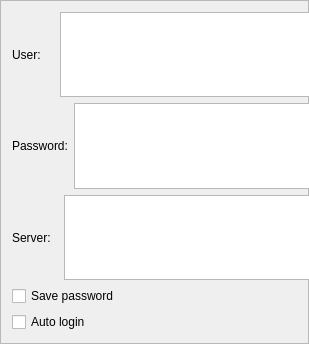
Old version of the form Widgets/DlgLogin/FrmLogin.ui in the repository KangLin/RabbitIm.
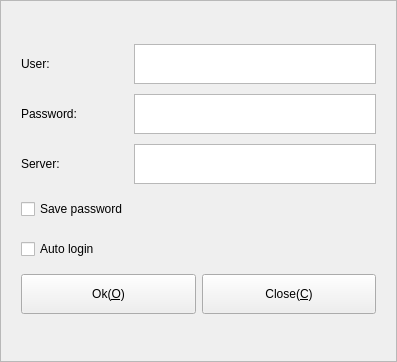
New version of the form.

Commit message: 修改登录窗体布局

The edit to the form file:
```diff
--- a/Widgets/DlgLogin/FrmLogin.ui
+++ b/Widgets/DlgLogin/FrmLogin.ui
@@ -6,10 +6,16 @@
    <rect>
     <x>0</x>
     <y>0</y>
-    <width>309</width>
-    <height>344</height>
+    <width>397</width>
+    <height>362</height>
    </rect>
   </property>
+  <property name="sizePolicy">
+   <sizepolicy hsizetype="Preferred" vsizetype="Preferred">
+    <horstretch>0</horstretch>
+    <verstretch>0</verstretch>
+   </sizepolicy>
+  </property>
   <property name="windowTitle">
    <string>Frame</string>
   </property>
@@ -19,66 +25,263 @@
   <property name="frameShadow">
    <enum>QFrame::Raised</enum>
   </property>
-  <layout class="QFormLayout" name="formLayout">
+  <layout class="QGridLayout" name="gridLayout_2">
    <item row="0" column="0">
-    <layout class="QVBoxLayout" name="verticalLayout">
-     <item>
-      <layout class="QHBoxLayout" name="horizontalLayout_3">
-       <item>
-        <widget class="QLabel" name="label_3">
-         <property name="text">
-          <string>User:    </string>
-         </property>
-        </widget>
-       </item>
-       <item>
-        <widget class="QTextEdit" name="textEdit_3"/>
-       </item>
-      </layout>
-     </item>
-     <item>
-      <layout class="QHBoxLayout" name="horizontalLayout_2">
-       <item>
-        <widget class="QLabel" name="label_2">
-         <property name="text">
-          <string>Password:</string>
-         </property>
-        </widget>
-       </item>
-       <item>
-        <widget class="QTextEdit" name="textEdit_2"/>
-       </item>
-      </layout>
-     </item>
-     <item>
-      <layout class="QHBoxLayout" name="horizontalLayout">
-       <item>
-        <widget class="QLabel" name="label">
-         <property name="text">
-          <string>Server:  </string>
-         </property>
-        </widget>
-       </item>
-       <item>
-        <widget class="QTextEdit" name="textEdit"/>
-       </item>
-      </layout>
-     </item>
-     <item>
-      <widget class="QCheckBox" name="checkBox">
-       <property name="text">
-        <string>Save password</string>
-       </property>
-      </widget>
-     </item>
-     <item>
-      <widget class="QCheckBox" name="checkBox_2">
-       <property name="text">
-        <string>Auto login</string>
-       </property>
-      </widget>
-     </item>
-    </layout>
+    <widget class="QWidget" name="widget" native="true">
+     <property name="sizePolicy">
+      <sizepolicy hsizetype="Preferred" vsizetype="Fixed">
+       <horstretch>0</horstretch>
+       <verstretch>0</verstretch>
+      </sizepolicy>
+     </property>
+     <property name="minimumSize">
+      <size>
+       <width>0</width>
+       <height>300</height>
+      </size>
+     </property>
+     <property name="maximumSize">
+      <size>
+       <width>16777215</width>
+       <height>300</height>
+      </size>
+     </property>
+     <layout class="QGridLayout" name="gridLayout">
+      <item row="0" column="0">
+       <widget class="QLabel" name="label_3">
+        <property name="sizePolicy">
+         <sizepolicy hsizetype="Preferred" vsizetype="Fixed">
+          <horstretch>0</horstretch>
+          <verstretch>0</verstretch>
+         </sizepolicy>
+        </property>
+        <property name="minimumSize">
+         <size>
+          <width>0</width>
+          <height>40</height>
+         </size>
+        </property>
+        <property name="maximumSize">
+         <size>
+          <width>16777215</width>
+          <height>40</height>
+         </size>
+        </property>
+        <property name="text">
+         <string>User:</string>
+        </property>
+       </widget>
+      </item>
+      <item row="0" column="1">
+       <widget class="QTextEdit" name="txtUser">
+        <property name="sizePolicy">
+         <sizepolicy hsizetype="Preferred" vsizetype="Fixed">
+          <horstretch>0</horstretch>
+          <verstretch>0</verstretch>
+         </sizepolicy>
+        </property>
+        <property name="minimumSize">
+         <size>
+          <width>0</width>
+          <height>40</height>
+         </size>
+        </property>
+        <property name="maximumSize">
+         <size>
+          <width>16777215</width>
+          <height>40</height>
+         </size>
+        </property>
+       </widget>
+      </item>
+      <item row="1" column="0">
+       <widget class="QLabel" name="label_2">
+        <property name="sizePolicy">
+         <sizepolicy hsizetype="Preferred" vsizetype="Fixed">
+          <horstretch>0</horstretch>
+          <verstretch>0</verstretch>
+         </sizepolicy>
+        </property>
+        <property name="minimumSize">
+         <size>
+          <width>0</width>
+          <height>40</height>
+         </size>
+        </property>
+        <property name="maximumSize">
+         <size>
+          <width>16777215</width>
+          <height>40</height>
+         </size>
+        </property>
+        <property name="text">
+         <string>Password:</string>
+        </property>
+       </widget>
+      </item>
+      <item row="1" column="1">
+       <widget class="QTextEdit" name="txtPassword">
+        <property name="sizePolicy">
+         <sizepolicy hsizetype="Preferred" vsizetype="Fixed">
+          <horstretch>0</horstretch>
+          <verstretch>0</verstretch>
+         </sizepolicy>
+        </property>
+        <property name="minimumSize">
+         <size>
+          <width>0</width>
+          <height>40</height>
+         </size>
+        </property>
+        <property name="maximumSize">
+         <size>
+          <width>16777215</width>
+          <height>40</height>
+         </size>
+        </property>
+       </widget>
+      </item>
+      <item row="2" column="0">
+       <widget class="QLabel" name="label">
+        <property name="sizePolicy">
+         <sizepolicy hsizetype="Preferred" vsizetype="Fixed">
+          <horstretch>0</horstretch>
+          <verstretch>0</verstretch>
+         </sizepolicy>
+        </property>
+        <property name="minimumSize">
+         <size>
+          <width>0</width>
+          <height>40</height>
+         </size>
+        </property>
+        <property name="maximumSize">
+         <size>
+          <width>16777215</width>
+          <height>40</height>
+         </size>
+        </property>
+        <property name="text">
+         <string>Server:</string>
+        </property>
+       </widget>
+      </item>
+      <item row="2" column="1">
+       <widget class="QTextEdit" name="txtServer">
+        <property name="sizePolicy">
+         <sizepolicy hsizetype="Preferred" vsizetype="Fixed">
+          <horstretch>0</horstretch>
+          <verstretch>0</verstretch>
+         </sizepolicy>
+        </property>
+        <property name="minimumSize">
+         <size>
+          <width>0</width>
+          <height>40</height>
+         </size>
+        </property>
+        <property name="maximumSize">
+         <size>
+          <width>16777215</width>
+          <height>40</height>
+         </size>
+        </property>
+       </widget>
+      </item>
+      <item row="3" column="0">
+       <widget class="QCheckBox" name="chkSave">
+        <property name="sizePolicy">
+         <sizepolicy hsizetype="Minimum" vsizetype="Fixed">
+          <horstretch>0</horstretch>
+          <verstretch>0</verstretch>
+         </sizepolicy>
+        </property>
+        <property name="minimumSize">
+         <size>
+          <width>0</width>
+          <height>30</height>
+         </size>
+        </property>
+        <property name="maximumSize">
+         <size>
+          <width>16777215</width>
+          <height>30</height>
+         </size>
+        </property>
+        <property name="text">
+         <string>Save password</string>
+        </property>
+       </widget>
+      </item>
+      <item row="4" column="0">
+       <widget class="QCheckBox" name="chkLogin">
+        <property name="sizePolicy">
+         <sizepolicy hsizetype="Minimum" vsizetype="Fixed">
+          <horstretch>0</horstretch>
+          <verstretch>0</verstretch>
+         </sizepolicy>
+        </property>
+        <property name="minimumSize">
+         <size>
+          <width>0</width>
+          <height>30</height>
+         </size>
+        </property>
+        <property name="maximumSize">
+         <size>
+          <width>16777215</width>
+          <height>30</height>
+         </size>
+        </property>
+        <property name="text">
+         <string>Auto login</string>
+        </property>
+       </widget>
+      </item>
+      <item row="5" column="0" colspan="2">
+       <layout class="QHBoxLayout" name="horizontalLayout">
+        <item>
+         <widget class="QPushButton" name="pbOk">
+          <property name="minimumSize">
+           <size>
+            <width>0</width>
+            <height>40</height>
+           </size>
+          </property>
+          <property name="maximumSize">
+           <size>
+            <width>16777215</width>
+            <height>40</height>
+           </size>
+          </property>
+          <property name="text">
+           <string>Ok(&amp;O)</string>
+          </property>
+         </widget>
+        </item>
+        <item>
+         <widget class="QPushButton" name="pbClose">
+          <property name="minimumSize">
+           <size>
+            <width>0</width>
+            <height>40</height>
+           </size>
+          </property>
+          <property name="maximumSize">
+           <size>
+            <width>16777215</width>
+            <height>40</height>
+           </size>
+          </property>
+          <property name="text">
+           <string>Close(&amp;C)</string>
+          </property>
+         </widget>
+        </item>
+       </layout>
+      </item>
+     </layout>
+    </widget>
    </item>
   </layout>
  </widget>
```
Left out of the diff: 2 changed lines with no effect on the pictures. The commit also changes 7 other files.
